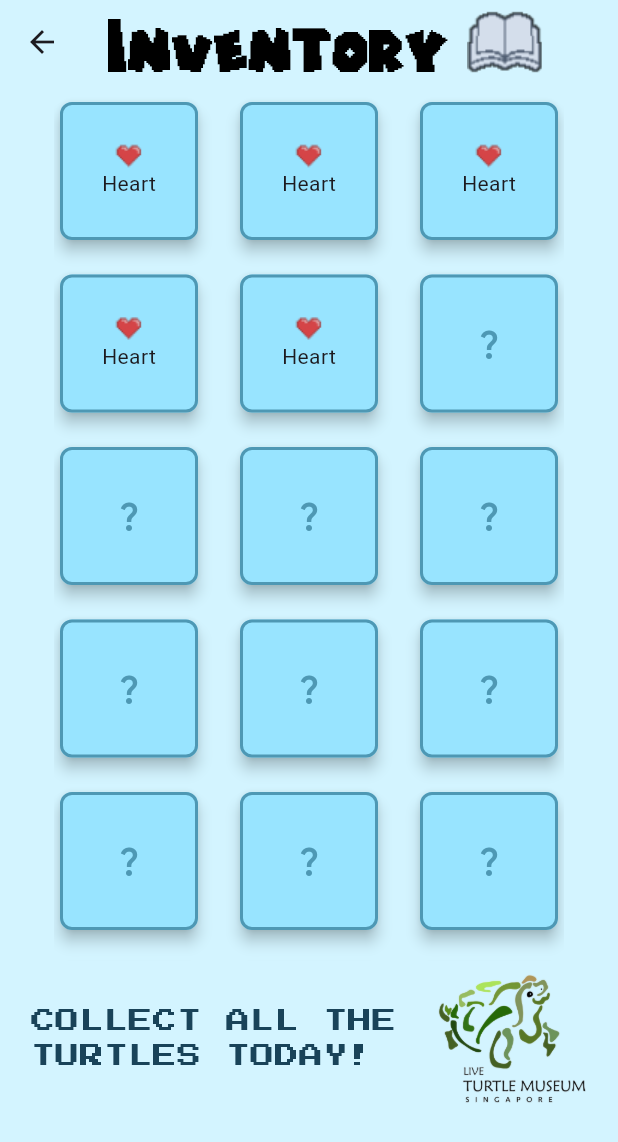
After one commit to kohkakohla/Turtogatchi, a Flutter app: the screen it shows after launch, after a tap on "Inventory", on a phone screen of 412 x 824 dp. The commit adds this screen. Shown: the top 1142 px of the screen. Run offline on Flutter 3.47's test engine with Material 3 defaults, Android fonts, the phone set to English and light mode, and no system bars; our stand-ins replace font_awesome_flutter, google_fonts; network calls fail.

Commit message:
Turtle inventory display done.

```diff
--- /dev/null
+++ b/turtogatchi/lib/inventory/components/turtle_card.dart
@@ -0,0 +1,53 @@
+import 'package:flutter/material.dart';
+
+class TurtleCard extends StatefulWidget {
+  final bool info;
+
+  const TurtleCard(this.info, {super.key});
+
+  @override
+  State<TurtleCard> createState() => _TurtleCardState(info);
+}
+
+class _TurtleCardState extends State<TurtleCard> {
+  bool hasInformation = false;
+
+  _TurtleCardState(info) {
+    hasInformation = info;
+  }
+
+  @override
+  Widget build(BuildContext context) {
+    return SizedBox(
+      width: 100,
+      height: 100,
+      child: Card.outlined(
+        elevation: 4,
+        color: const Color.fromRGBO(152, 228, 255, 1.0),
+        shape: RoundedRectangleBorder(
+          borderRadius: BorderRadius.circular(8),
+          side: const BorderSide(
+            color: Color.fromRGBO(78, 152, 180, 1.0),
+            width: 2,
+          ),
+        ),
+        child: hasInformation
+            ? Column(
+                mainAxisAlignment: MainAxisAlignment.center,
+                children: [
+                  // TODO LOGO GOES HERE
+                  Image.asset("assets/images/miniheart.png"),
+                  // TODO NAME GOES HERE
+                  const Text("Heart"),
+                ],
+              )
+            : const Center(
+                child: Icon(
+                  Icons.question_mark_sharp,
+                  color: Color.fromRGBO(78, 152, 180, 1.0),
+                ),
+              ),
+      ),
+    );
+  }
+}
--- /dev/null
+++ b/turtogatchi/lib/inventory/components/turtle_card_generator.dart
@@ -0,0 +1,6 @@
+import 'package:flutter/material.dart';
+import 'package:turtogatchi/inventory/components/turtle_card.dart';
+
+Widget cardGenerator(bool info) {
+  return TurtleCard(info);
+}
--- /dev/null
+++ b/turtogatchi/lib/inventory/inventory_page.dart
@@ -0,0 +1,98 @@
+import 'package:flutter/material.dart';
+import 'package:google_fonts/google_fonts.dart';
+import 'package:turtogatchi/inventory/components/turtle_card_generator.dart';
+
+class InventoryPage extends StatelessWidget {
+  const InventoryPage({super.key});
+
+  @override
+  Widget build(BuildContext context) {
+    return Scaffold(
+      backgroundColor: const Color.fromRGBO(211, 244, 255, 1.0),
+
+      // APPBAR
+      appBar: AppBar(
+        centerTitle: true,
+        backgroundColor: const Color.fromRGBO(211, 244, 255, 1.0),
+        title: Row(
+          children: [
+            const Text(
+              'Inventory',
+              style: TextStyle(
+                color: Colors.black,
+                fontFamily: "MarioRegular",
+                fontSize: 28,
+              ),
+            ),
+            Padding(
+              padding: const EdgeInsets.symmetric(horizontal: 12.0),
+              child: Image.asset("assets/images/Book.png"),
+            ),
+          ],
+        ),
+      ),
+
+      // INVENTORY CARD DISPLAY
+      body: Padding(
+        padding: const EdgeInsets.only(top: 8.0),
+        child: SizedBox(
+          width: double.infinity,
+          child: Column(
+            children: [
+              SizedBox(
+                height: MediaQuery.of(context).size.height * 0.7,
+                child: SingleChildScrollView(
+                  child: Column(
+                    mainAxisAlignment: MainAxisAlignment.center,
+                    children: [
+                      // ROW 1
+                      Wrap(
+                        crossAxisAlignment: WrapCrossAlignment.center,
+                        spacing: 20,
+                        runSpacing: 15,
+                        children: [
+                          for (var i = 0; i < 5; i++) cardGenerator(true),
+                          for (var i = 0; i < 15; i++) cardGenerator(false),
+                        ],
+                      ),
+                    ],
+                  ),
+                ),
+              ),
+
+              // FOOTER
+              Padding(
+                padding: const EdgeInsets.symmetric(vertical: 8.0),
+                child: Row(
+                  mainAxisAlignment: MainAxisAlignment.spaceEvenly,
+                  children: [
+                    SizedBox(
+                      width: 250,
+                      child: Text(
+                        "COLLECT ALL THE TURTLES TODAY!",
+                        style: GoogleFonts.pressStart2p(
+                          fontSize: 16,
+                          color: const Color.fromRGBO(
+                            25,
+                            67,
+                            89,
+                            1.0,
+                          ),
+                        ),
+                      ),
+                    ),
+                    SizedBox(
+                      width: 100,
+                      child: Image.asset(
+                          "assets/images/museum_transparent_background.png"),
+                    ),
+                  ],
+                ),
+              )
+            ],
+          ),
+        ),
+      ),
+    );
+  }
+}
--- a/turtogatchi/lib/popups/test.dart
+++ b/turtogatchi/lib/popups/test.dart
@@ -1,5 +1,6 @@
 import 'package:flutter/material.dart';
-import 'package:turtogatchi/popups/earn_coins.dart';
+import 'package:turtogatchi/popups/earn_coin_popup.dart';
+import 'package:turtogatchi/inventory/inventory_page.dart';
 import 'package:turtogatchi/popups/museum_popup.dart';
 import 'package:turtogatchi/popups/settings_popup.dart';
 
@@ -10,7 +11,10 @@ class TestPage extends StatelessWidget {
   Widget build(BuildContext context) {
     return Scaffold(
       body: Center(
-        child: Row(
+        child: Column(
+          mainAxisAlignment: MainAxisAlignment.center,
+          children: [
+            Row(
               mainAxisAlignment: MainAxisAlignment.spaceEvenly,
               children: <Widget>[
                 ElevatedButton(
@@ -18,33 +22,48 @@ class TestPage extends StatelessWidget {
                     showDialog(
                       context: context,
                       builder: (context) {
-                    return MuseumPopup();
+                        return const MuseumPopup();
                       },
                     );
                   },
-              child: Text("Museum"),
+                  child: const Text("Museum"),
                 ),
                 ElevatedButton(
                   onPressed: () {
                     showDialog(
                       context: context,
                       builder: (context) {
-                    return SettingsPopup();
+                        return const SettingsPopup();
                       },
                     );
                   },
-              child: Text("Settings"),
+                  child: const Text("Settings"),
                 ),
                 ElevatedButton(
                   onPressed: () {
                     showDialog(
                       context: context,
                       builder: (context) {
-                    return EarnPopup();
+                        return const EarnPopup();
                       },
                     );
                   },
-              child: Text("Earn"),
+                  child: const Text("Earn"),
+                ),
+              ],
+            ),
+
+            // invnetory
+            ElevatedButton(
+              onPressed: () {
+                Navigator.push(
+                  context,
+                  MaterialPageRoute(
+                    builder: (context) => const InventoryPage(),
+                  ),
+                );
+              },
+              child: const Text("Inventory"),
             ),
           ],
         ),
```
Also changed, not shown: turtogatchi/assets/images/Book.png (added), turtogatchi/lib/inventory/components/inventory_display.dart (added), turtogatchi/lib/popups/earn_coin_popup.dart (renamed from turtogatchi/lib/popups/earn_coins.dart). Lines whose indentation alone changed are shown as unchanged.
